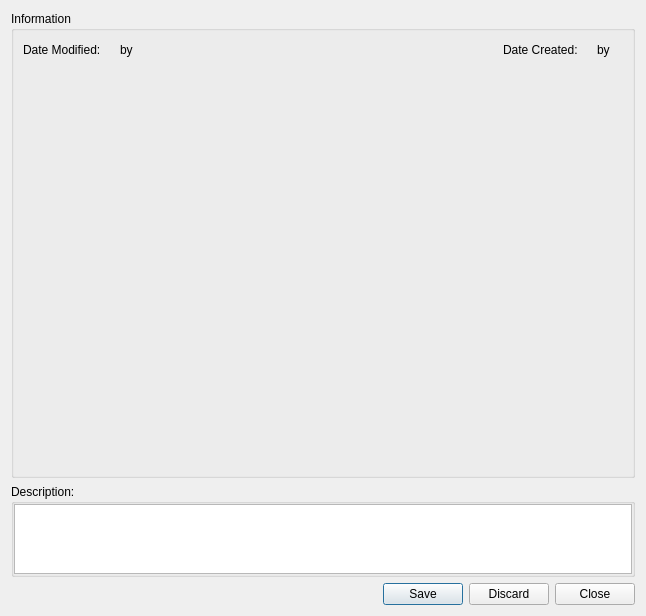
KDAB/FatCRM, file client/src/dialogs/detailsdialog.ui: the form before one commit.
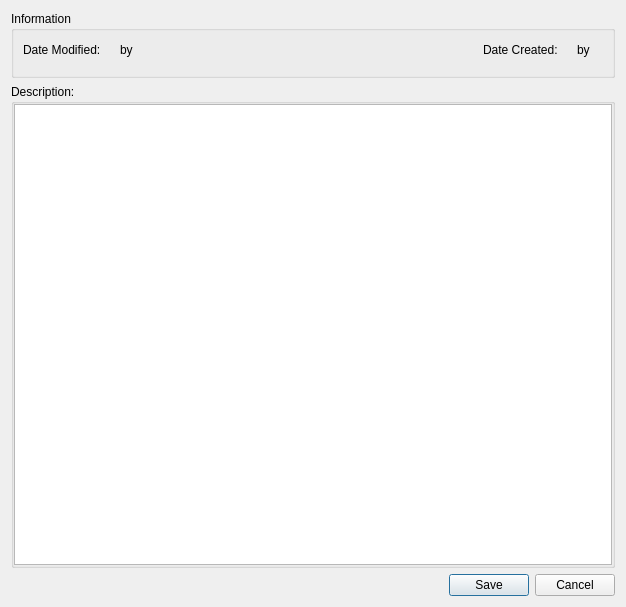
The form after the commit.

Commit message: remove broken and confusing Discard button

```diff
--- a/client/src/dialogs/detailsdialog.ui
+++ b/client/src/dialogs/detailsdialog.ui
@@ -7,7 +7,7 @@
     <x>0</x>
     <y>0</y>
     <width>626</width>
-    <height>601</height>
+    <height>607</height>
    </rect>
   </property>
   <layout class="QVBoxLayout" name="verticalLayout">
@@ -91,25 +91,18 @@
        </layout>
       </item>
       <item row="1" column="0" colspan="2">
-       <widget class="QWidget" name="detailsContainer" native="true">
-        <property name="minimumSize">
-         <size>
-          <width>600</width>
-          <height>400</height>
-         </size>
-        </property>
-       </widget>
+       <widget class="QWidget" name="detailsContainer" native="true"/>
       </item>
      </layout>
     </widget>
    </item>
    <item>
     <widget class="QGroupBox" name="descriptionBox">
-     <property name="maximumSize">
-      <size>
-       <width>16777215</width>
-       <height>151</height>
-      </size>
+     <property name="sizePolicy">
+      <sizepolicy hsizetype="Preferred" vsizetype="Expanding">
+       <horstretch>0</horstretch>
+       <verstretch>0</verstretch>
+      </sizepolicy>
      </property>
      <property name="title">
       <string>Description:</string>
@@ -136,7 +129,7 @@
       <enum>Qt::Horizontal</enum>
      </property>
      <property name="standardButtons">
-      <set>QDialogButtonBox::Close|QDialogButtonBox::Discard|QDialogButtonBox::Save</set>
+      <set>QDialogButtonBox::Cancel|QDialogButtonBox::Save</set>
      </property>
     </widget>
    </item>
```
Left out of the diff: 2 changed lines with no effect on the pictures. The commit also changes 2 other files.
